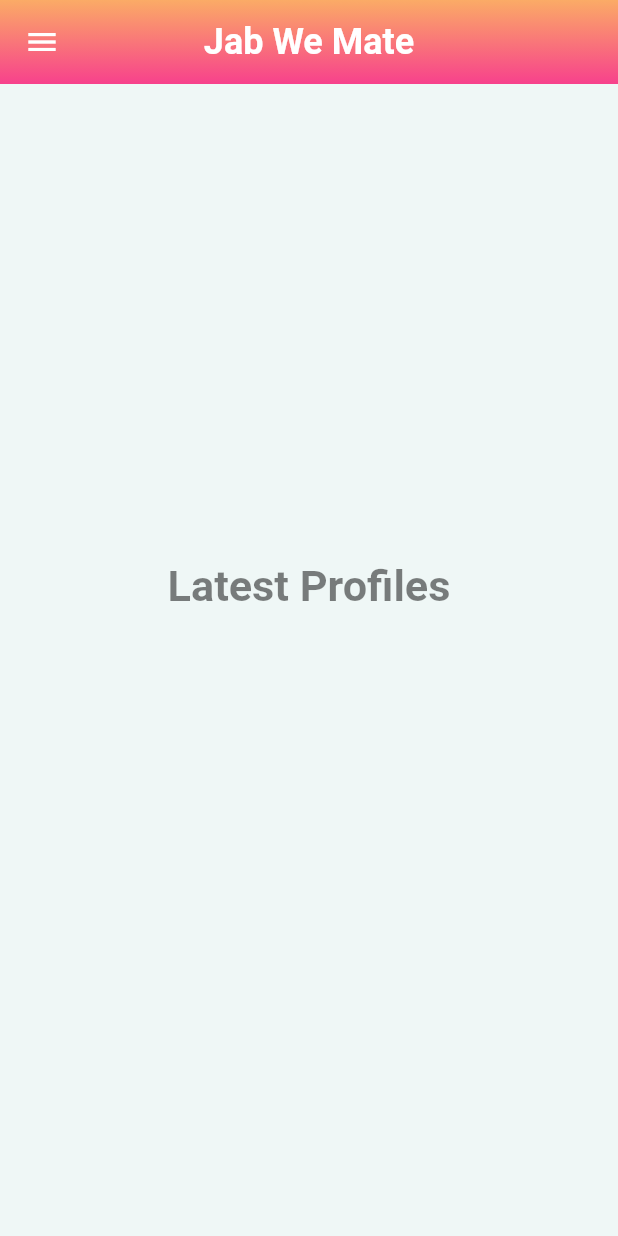
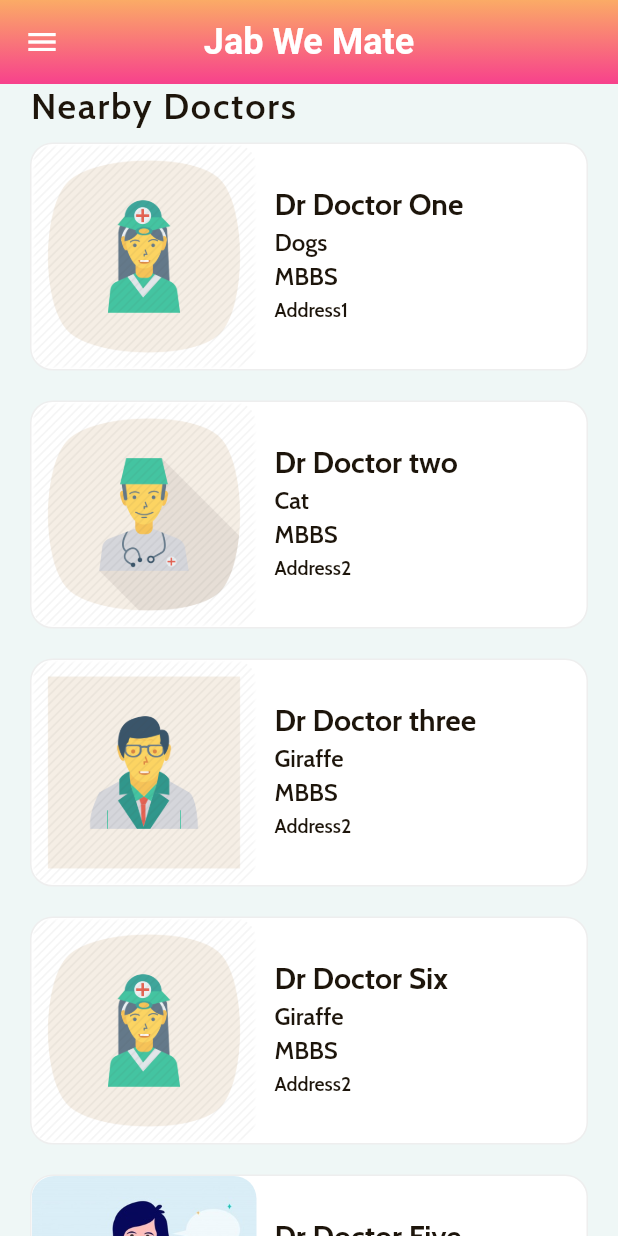
Before and after one commit to scorchy38/jabwemate, a Flutter app: the DocMainScreen screen opened directly, on a phone screen of 412 x 824 dp. Run offline on Flutter 3.47's test engine with Material 2 defaults, Android fonts, the phone set to English and light mode, and no system bars; our stand-ins replace avatar_glow, cached_network_image, cloud_firestore, file_picker, firebase_auth, firebase_database and 14 more; missing offline and left inert: diagonal, flutter_email_sender, flutter_open_whatsapp, jumping_bottom_nav_bar, razorpay_flutter; accounts and stored records are empty; project files that could hold a hidden picture were left out.

Commit message:
Doc List Screen added

```diff
--- /dev/null
+++ b/lib/Classes/Doc_data.dart
@@ -0,0 +1,70 @@
+class Docpro {
+  final String name, specs, degr, address;
+  final double cost;
+  final String imageUrl;
+
+  Docpro(
+      {this.address,
+      this.imageUrl,
+      this.name,
+      this.specs,
+      this.degr,
+      this.cost});
+}
+
+final _doc0 = Docpro(
+    address: 'Address1',
+    imageUrl: 'images/Doc1.png',
+    name: 'Dr Doctor One',
+    specs: 'Dogs',
+    degr: 'MBBS',
+    cost: 1);
+
+final _doc1 = Docpro(
+    address: 'Address2',
+    imageUrl: 'images/Doc2.png',
+    name: 'Dr Doctor two',
+    specs: 'Cat',
+    degr: 'MBBS',
+    cost: 1);
+
+final _doc2 = Docpro(
+    address: 'Address2',
+    imageUrl: 'images/Doc3.png',
+    name: 'Dr Doctor three',
+    specs: 'Giraffe',
+    degr: 'MBBS',
+    cost: 1);
+
+final _doc3 = Docpro(
+    address: 'Address1',
+    imageUrl: 'images/doc4.jpg',
+    name: 'Dr Doctor Four',
+    specs: 'Dogs',
+    degr: 'MBBS',
+    cost: 1);
+
+final _doc4 = Docpro(
+    address: 'Address2',
+    imageUrl: 'images/Doc5.jpg',
+    name: 'Dr Doctor Five',
+    specs: 'Cat',
+    degr: 'MBBS',
+    cost: 1);
+
+final _doc5 = Docpro(
+    address: 'Address2',
+    imageUrl: 'images/Doc1.png',
+    name: 'Dr Doctor Six',
+    specs: 'Giraffe',
+    degr: 'MBBS',
+    cost: 1);
+
+final List<Docpro> docpros = [
+  _doc0,
+  _doc1,
+  _doc2,
+  _doc5,
+  _doc4,
+  _doc3,
+];
--- /dev/null
+++ b/lib/Screens/BookingScreen.dart
@@ -0,0 +1,37 @@
+import 'package:cloud_firestore/cloud_firestore.dart';
+import 'package:firebase_auth/firebase_auth.dart';
+import 'package:flutter/material.dart';
+import 'package:google_fonts/google_fonts.dart';
+import 'package:jabwemate/Classes/Doc_data.dart';
+import 'package:jabwemate/Widgets/docCustomDrawer.dart';
+import 'package:jabwemate/Widgets/appbar.dart';
+import 'package:jabwemate/Screens/docMainScreen.dart';
+
+class BookingScreen extends StatefulWidget {
+  @override
+  _BookingScreenState createState() => _BookingScreenState();
+}
+
+class _BookingScreenState extends State<BookingScreen>
+    with SingleTickerProviderStateMixin {
+  AnimationController _controller;
+
+  @override
+  void initState() {
+    super.initState();
+    _controller = AnimationController(vsync: this);
+  }
+
+  @override
+  void dispose() {
+    super.dispose();
+    _controller.dispose();
+  }
+
+  @override
+  Widget build(BuildContext context) {
+    return Container(
+
+    );
+  }
+}
--- a/lib/Screens/docMainScreen.dart
+++ b/lib/Screens/docMainScreen.dart
@@ -2,8 +2,10 @@ import 'package:cloud_firestore/cloud_firestore.dart';
 import 'package:firebase_auth/firebase_auth.dart';
 import 'package:flutter/material.dart';
 import 'package:google_fonts/google_fonts.dart';
+import 'package:jabwemate/Classes/Doc_data.dart';
 import 'package:jabwemate/Widgets/docCustomDrawer.dart';
 import 'package:jabwemate/Widgets/appbar.dart';
+import 'package:jabwemate/Screens/BookingScreen.dart';
 
 class DocMainScreen extends StatefulWidget {
   @override
@@ -61,6 +63,92 @@ class _DocMainScreenState extends State<DocMainScreen> {
     super.initState();
   }
 
+  //function to return list of column of doctors
+  _builddocotor() {
+    List<Widget> docList = [];
+
+    //going through every element in the list (docpros present in Doc_data in classes)
+    docpros.forEach((Docpro docpro) {
+      docList.add(GestureDetector(
+        onTap: () => Navigator.push(
+          context,
+          MaterialPageRoute(
+            builder: (_) => BookingScreen(), //sending data to BookingScreen
+          ),
+        ),
+        child: Container(
+            margin: EdgeInsets.symmetric(horizontal: 20.0, vertical: 10.0),
+            decoration: BoxDecoration(
+                color: Colors.white,
+                borderRadius: BorderRadius.circular(15.0),
+                border: Border.all(
+                  width: 1.0,
+                  color: Colors.grey[200],
+                )),
+            child: Row(
+              children: <Widget>[
+                ClipRRect(
+                  borderRadius: BorderRadius.circular(15.0),
+                  child: Image(
+                    height: 150.0,
+                    width: 150.0,
+                    image: AssetImage(docpro.imageUrl),
+                    fit: BoxFit.cover,
+                  ),
+                ),
+                Expanded(
+                  child: Container(
+                      margin: EdgeInsets.all(12.0),
+                      child: Column(
+                        mainAxisAlignment: MainAxisAlignment.center,
+                        crossAxisAlignment: CrossAxisAlignment.start,
+                        children: <Widget>[
+                          Text(
+                            docpro.name,
+                            style: TextStyle(
+                              fontSize: 20.0,
+                              fontWeight: FontWeight.bold,
+                            ),
+                            overflow: TextOverflow.ellipsis,
+                          ),
+                          SizedBox(height: 4.0),
+                          Text(
+                            docpro.specs,
+                            style: TextStyle(
+                              fontSize: 16.0,
+                              fontWeight: FontWeight.w600,
+                            ),
+                            overflow: TextOverflow.ellipsis,
+                          ),
+                          SizedBox(height: 4.0),
+                          Text(
+                            docpro.degr,
+                            style: TextStyle(
+                              fontSize: 16.0,
+                              fontWeight: FontWeight.w600,
+                            ),
+                            overflow: TextOverflow.ellipsis,
+                          ),
+                          SizedBox(height: 4.0),
+                          Text(
+                            docpro.address,
+                            style: TextStyle(
+                              fontSize: 13.0,
+                              fontWeight: FontWeight.w600,
+                            ),
+                            overflow: TextOverflow.ellipsis,
+                          ),
+                          SizedBox(height: 4.0),
+                        ],
+                      )),
+                )
+              ],
+            )),
+      ));
+    });
+    return (Column(children: docList));
+  }
+
   @override
   Widget build(BuildContext context) {
     double width = MediaQuery.of(context).size.width;
@@ -70,27 +158,25 @@ class _DocMainScreenState extends State<DocMainScreen> {
       drawer: DocCustomDrawer(),
       backgroundColor: Color(0xFFEFF7F6),
       appBar: CustomAppBar(),
-      body: Column(
-        mainAxisAlignment: MainAxisAlignment.spaceEvenly,
+      body: ListView(
         children: <Widget>[
-          SizedBox(
-            height: height * 0.03,
+          Column(
+            crossAxisAlignment: CrossAxisAlignment.start,
+            children: <Widget>[
+              Padding(
+                padding: EdgeInsets.symmetric(horizontal: 20.0),
+                child: Text(
+                  'Nearby Doctors',
+                  style: TextStyle(
+                    fontSize: 24.0,
+                    fontWeight: FontWeight.w600,
+                    letterSpacing: 1.2,
+                  ),
+                ),
+              ),
+              _builddocotor(),
+            ],
           ),
-          Text(
-            'Latest Profiles',
-            style: GoogleFonts.k2d(
-                fontSize: height * 0.035,
-                fontWeight: FontWeight.bold,
-                color: Colors.black.withOpacity(0.5)),
-          ),
-          Container(
-            alignment: Alignment.topCenter,
-            height: height * 0.15,
-            child: Row(
-              crossAxisAlignment: CrossAxisAlignment.center,
-              children: <Widget>[],
-            ),
-          )
         ],
       ),
     );
```
Also changed, not shown: images/Doc1.png (added), images/Doc2.png (added), images/Doc3.png (added), images/Doc5.jpg (added), images/doc4.jpg (added).
